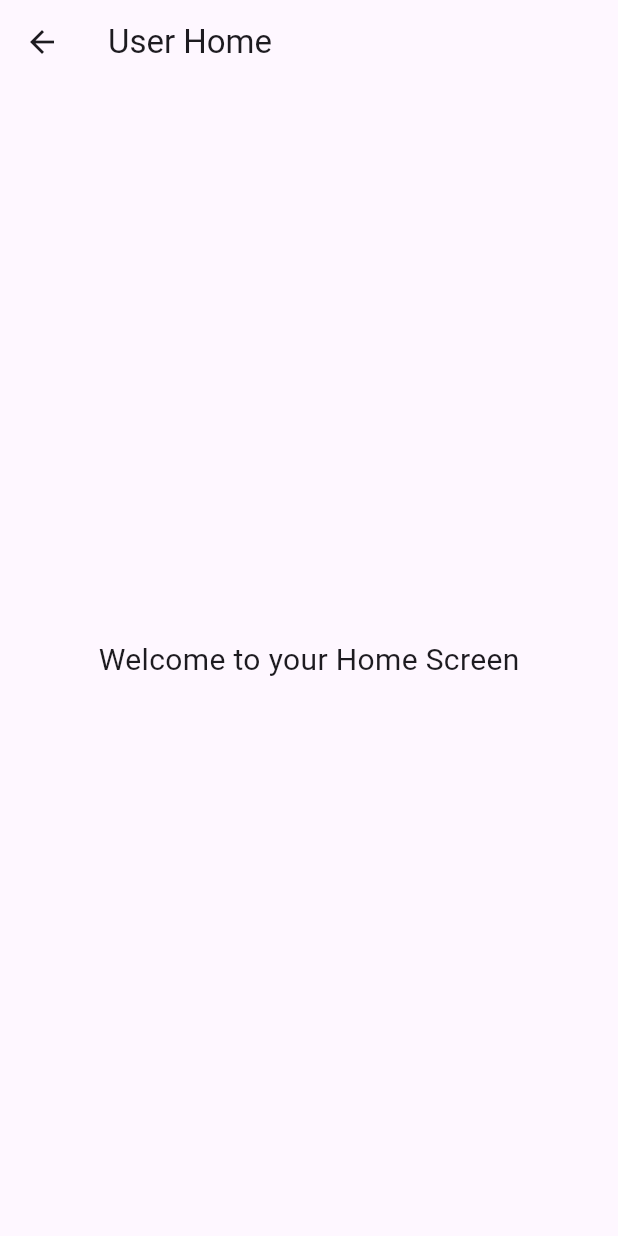
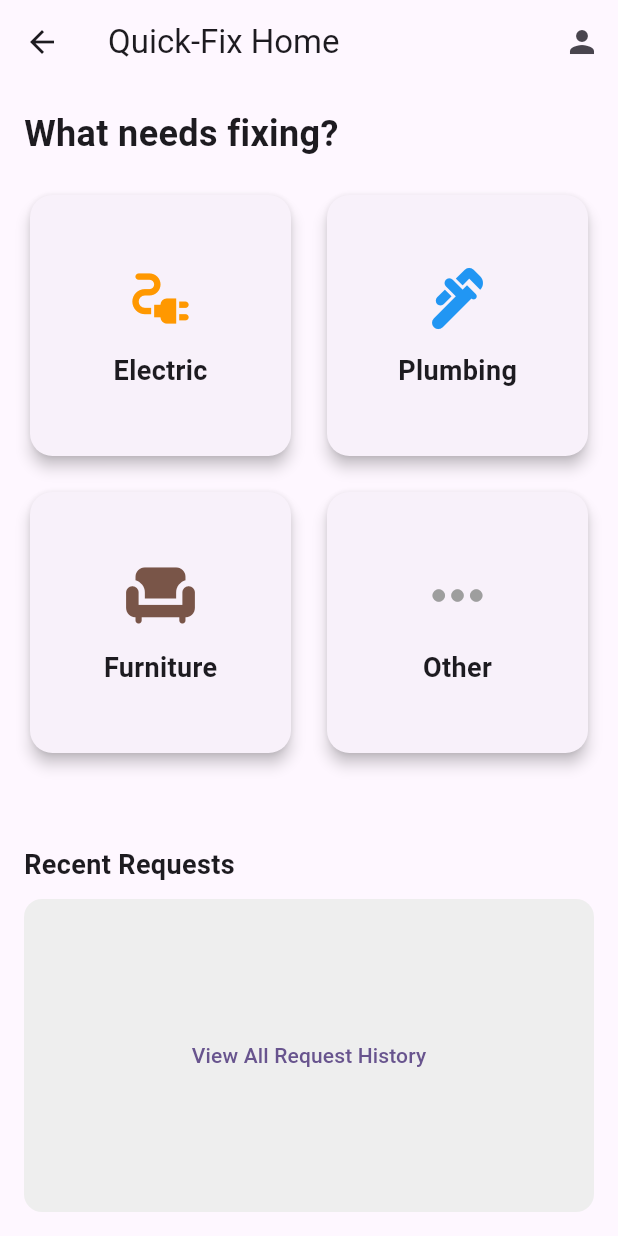
Before and after one commit to MrinmoyShib/Quick_Fix, a Flutter app: the screen it shows after launch, after a tap on "Go to User Home (Shirsho)", on a phone screen of 412 x 824 dp. Run offline on Flutter 3.47's test engine with Material 3 defaults, Android fonts, the phone set to English and light mode, and no system bars.

Commit message:
Add user screens and enhance UserHome UI
Introduce three new user screens (ReportForm, MyRequests, UserProfile) as simple Scaffold stubs. Revamp UserHome: update AppBar title and add a profile action, add a header, a categories GridView (with a _categoryCard helper) that navigates to the report form on tap, and a Recent Requests panel that navigates to the request history. These changes scaffold the user flows for reporting issues, viewing request history, and accessing the user profile; new screens currently contain placeholder content.

```diff
--- a/lib/screens/user/user_home.dart
+++ b/lib/screens/user/user_home.dart
@@ -1,4 +1,7 @@
 import 'package:flutter/material.dart';
+import 'report_form.dart';
+import 'my_requests.dart';
+import 'user_profile.dart';
 
 class UserHome extends StatelessWidget {
   const UserHome({super.key});
@@ -6,9 +9,98 @@ class UserHome extends StatelessWidget {
   @override
   Widget build(BuildContext context) {
     return Scaffold(
-      appBar: AppBar(title: const Text("User Home")),
-      body: const Center(
-        child: Text("Welcome to your Home Screen", style: TextStyle(fontSize: 20)),
+      appBar: AppBar(
+        title: const Text("Quick-Fix Home"),
+        actions: [
+          IconButton(
+            icon: const Icon(Icons.person),
+            onPressed: () => Navigator.push(
+              context,
+              MaterialPageRoute(builder: (context) => const UserProfile()),
+            ),
+          ),
+        ],
+      ),
+      body: Padding(
+        padding: const EdgeInsets.all(16.0),
+        child: Column(
+          crossAxisAlignment: CrossAxisAlignment.start,
+          children: [
+            const Text(
+              "What needs fixing?",
+              style: TextStyle(fontSize: 24, fontWeight: FontWeight.bold),
+            ),
+            const SizedBox(height: 20),
+
+            // 1. Categories Grid
+            Expanded(
+              flex: 2,
+              child: GridView.count(
+                crossAxisCount: 2,
+                crossAxisSpacing: 16,
+                mainAxisSpacing: 16,
+                children: [
+                  _categoryCard(context, "Electric", Icons.electrical_services, Colors.orange),
+                  _categoryCard(context, "Plumbing", Icons.plumbing, Colors.blue),
+                  _categoryCard(context, "Furniture", Icons.chair, Colors.brown),
+                  _categoryCard(context, "Other", Icons.more_horiz, Colors.grey),
+                ],
+              ),
+            ),
+
+            const SizedBox(height: 20),
+
+            // 2. Recent Activity Section
+            const Text(
+              "Recent Requests",
+              style: TextStyle(fontSize: 18, fontWeight: FontWeight.bold),
+            ),
+            const SizedBox(height: 10),
+            Expanded(
+              flex: 1,
+              child: Container(
+                decoration: BoxDecoration(
+                  color: Colors.grey[200],
+                  borderRadius: BorderRadius.circular(12),
+                ),
+                child: Center(
+                  child: TextButton(
+                    onPressed: () => Navigator.push(
+                      context,
+                      MaterialPageRoute(builder: (context) => const MyRequests()),
+                    ),
+                    child: const Text("View All Request History"),
+                  ),
+                ),
+              ),
+            ),
+          ],
+        ),
+      ),
+    );
+  }
+
+  // A helper function to build the category cards quickly
+  Widget _categoryCard(BuildContext context, String title, IconData icon, Color color) {
+    return InkWell(
+      onTap: () {
+        // We pass the category name to the form so it knows what was clicked
+        Navigator.push(
+          context,
+          MaterialPageRoute(builder: (context) => const ReportForm()),
+        );
+      },
+      child: Card(
+        elevation: 4,
+        shape: RoundedRectangleBorder(borderRadius: BorderRadius.circular(15)),
+        child: Column(
+          mainAxisAlignment: MainAxisAlignment.center,
+          children: [
+            Icon(icon, size: 50, color: color),
+            const SizedBox(height: 10),
+            Text(title, style: const TextStyle(fontSize: 18, fontWeight: FontWeight.w600)),
+          ],
+        ),
       ),
     );
   }
```
Also changed, not shown: lib/screens/user/my_requests.dart (+13 -0 lines), lib/screens/user/report_form.dart (+13 -0 lines), lib/screens/user/user_profile.dart (+13 -0 lines).
